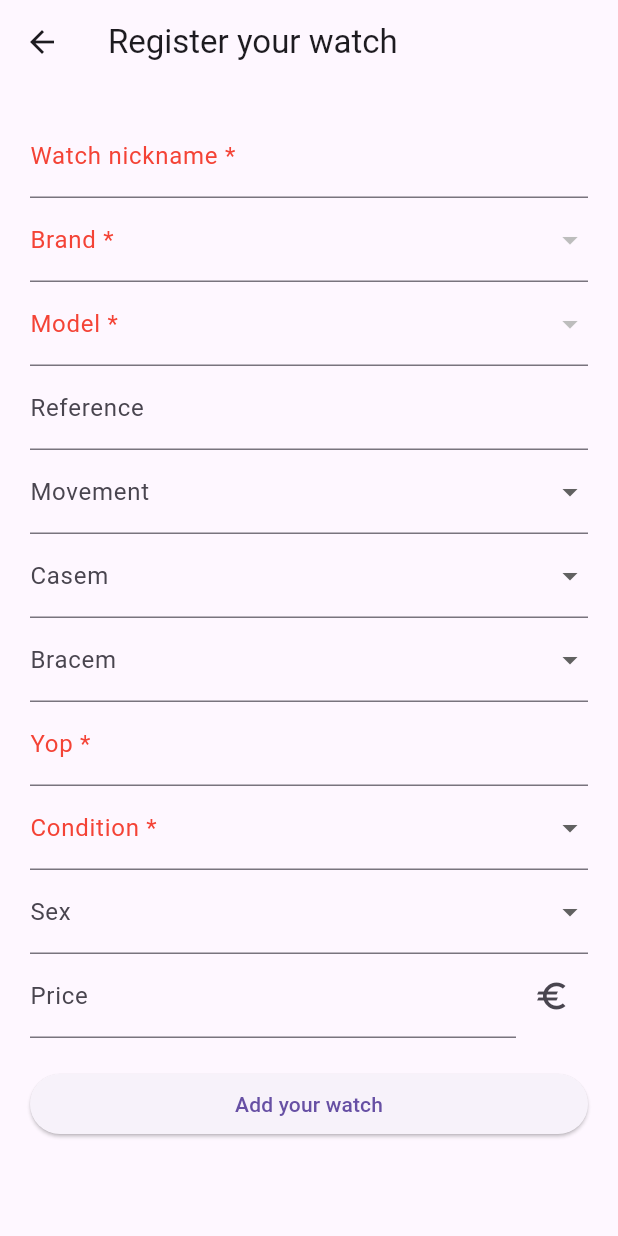
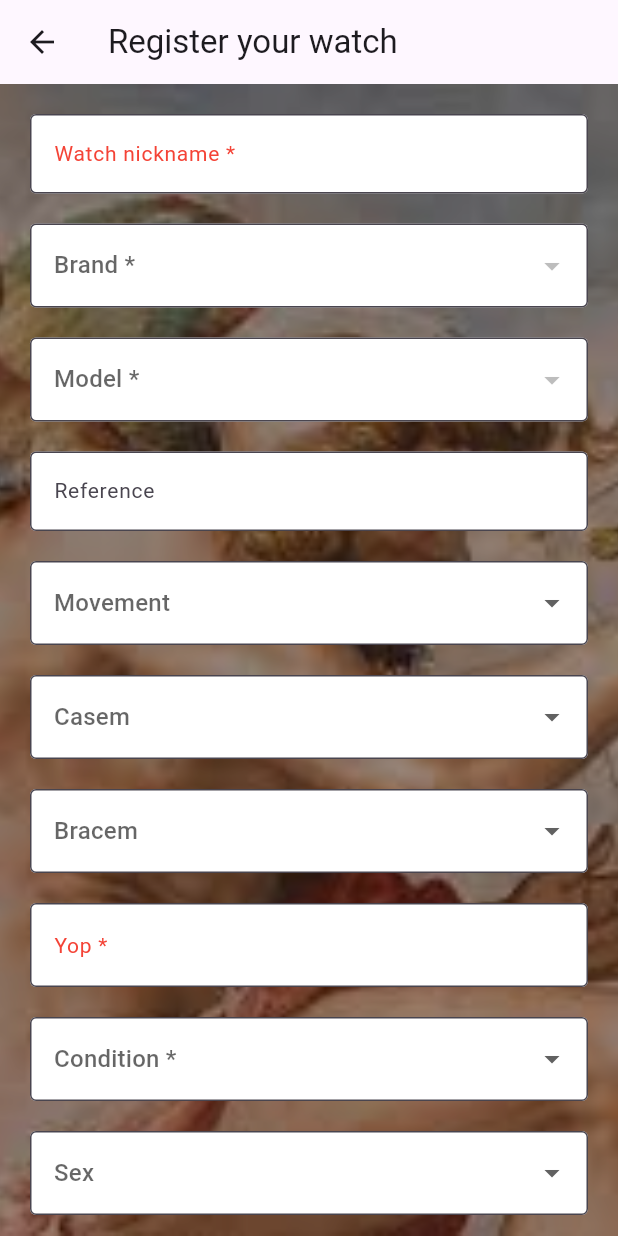
Before and after one commit to 2023-24-TFG-jul/TFG_RPU_2024, a Flutter app: the AddWatch screen opened directly with empty values, on a phone screen of 412 x 824 dp. Run offline on Flutter 3.47's test engine with Material 3 defaults, Android fonts, the phone set to English and light mode, and no system bars; our stand-ins replace cloud_firestore, csv, firebase_core; accounts and stored records are empty.

Commit message:
Depuracion y estilos

```diff
--- a/appRPU/kairos/lib/models/watch.dart
+++ b/appRPU/kairos/lib/models/watch.dart
@@ -9,10 +9,10 @@ class Watch {
   final String movement;
   final String casem;
   final String bracem;
-  final String yop; // Year of production
+  final int yop; // Year of production
   final String condition;
   final String sex;
-  final String price;
+  final int price;
   final String saleStatus; // State of sale of the watch according to the auction
 
   Watch({
@@ -43,10 +43,10 @@ class Watch {
       movement: data['movement'] ?? '',
       casem: data['casem'] ?? '',
       bracem: data['bracem'] ?? '',
-      yop: data['yop'] ?? '',
+      yop: data['yop'] ?? 1900,
       condition: data['condition'] ?? '',
       sex: data['sex'] ?? '',
-      price: data['price'] ?? '',
+      price: data['price'] ?? 0,
       saleStatus: data['saleStatus'] ?? '',
     );
   }
@@ -145,7 +145,7 @@ class WatchRepository {
 
   // Update watch information
   Future<void> updateWatch(
-      String watchNickName, String newCondition, String newPrice) async {
+      String watchNickName, String newCondition, int newPrice) async {
     QuerySnapshot querySnapshot = await _db
         .collection('watches')
         .where('watchNickName', isEqualTo: watchNickName)
--- a/appRPU/kairos/lib/settings/csv_settings.dart
+++ b/appRPU/kairos/lib/settings/csv_settings.dart
@@ -8,7 +8,7 @@ class CsvService {
       List<List<dynamic>> csvTable = const CsvToListConverter().convert(rawData);
 
       List<Map<String, String>> data = [];
-      for (var row in csvTable.skip(1)) { // Saltar la fila de encabezado
+      for (var row in csvTable.skip(1)) { // disregard the first row
         if (row.length >= 2) {
           data.add({
             'brand': row[0].toString(),
--- a/appRPU/kairos/lib/views/add_auction.dart
+++ b/appRPU/kairos/lib/views/add_auction.dart
@@ -46,7 +46,7 @@ class _AddAuctionState extends State<AddAuction> {
               },
             ),
             const SizedBox(height: 20.0),
-                        TextField(
+            TextField(
               decoration: const InputDecoration(labelText: 'Maximum price'),
               keyboardType: TextInputType.number,
               onChanged: (value) {
--- a/appRPU/kairos/lib/views/add_watch.dart
+++ b/appRPU/kairos/lib/views/add_watch.dart
@@ -12,10 +12,12 @@ class AddWatch extends StatefulWidget {
 }
 
 class _AddWatchState extends State<AddWatch> {
-  final TextEditingController _watchNickNameController = TextEditingController();
+  final TextEditingController _watchNickNameController =
+      TextEditingController();
   final TextEditingController _referenceController = TextEditingController();
-  final TextEditingController _yopController = TextEditingController();
-  final TextEditingController _priceController = TextEditingController();
+
+  late int _yopController = 1900;
+  late int _priceController = 0;
 
   final WatchRepository _watchRepository = WatchRepository();
   final CsvService _csvService = CsvService();
@@ -26,12 +28,59 @@ class _AddWatchState extends State<AddWatch> {
   List<String> _models = [];
 
   final List<String> _mvmt = ['Automatic', 'Manual Winding'];
-  final List<String> _casem = ['Aluminium', 'Bronze', 'Carbon', 'Ceramic', 'Gold/Steel', 'Palladium', 'Plastic', 'Platinum',
-                               'Red gold', 'Rose gold', 'Silver', 'Steel', 'Tantalum', 'Titanium', 'Tungsten', 'White gold', 'Yellow gold'];
-  final List<String> _bracem = ['Aluminium', 'Calf skin', 'Ceramic', 'Cocodrile skin', 'Gold/Steel', 'Leather', 'Lizard skin', 'Ostrich skin',
-                                'Plastic', 'Platinum', 'Red gold', 'Rose gold', 'Rubber', 'Satin', 'Shark skin', 'Silicon', 'Silver',
-                                'Snake skin', 'Steel', 'Textile', 'Titanium', 'White gold', 'Yellow gold'];
-  final List<String> _condition = ['Fair', 'Good', 'Incomplete', 'New', 'Poor', 'Unworn', 'Very good'];
+  final List<String> _casem = [
+    'Aluminium',
+    'Bronze',
+    'Carbon',
+    'Ceramic',
+    'Gold/Steel',
+    'Palladium',
+    'Plastic',
+    'Platinum',
+    'Red gold',
+    'Rose gold',
+    'Silver',
+    'Steel',
+    'Tantalum',
+    'Titanium',
+    'Tungsten',
+    'White gold',
+    'Yellow gold'
+  ];
+  final List<String> _bracem = [
+    'Aluminium',
+    'Calf skin',
+    'Ceramic',
+    'Cocodrile skin',
+    'Gold/Steel',
+    'Leather',
+    'Lizard skin',
+    'Ostrich skin',
+    'Plastic',
+    'Platinum',
+    'Red gold',
+    'Rose gold',
+    'Rubber',
+    'Satin',
+    'Shark skin',
+    'Silicon',
+    'Silver',
+    'Snake skin',
+    'Steel',
+    'Textile',
+    'Titanium',
+    'White gold',
+    'Yellow gold'
+  ];
+  final List<String> _condition = [
+    'Fair',
+    'Good',
+    'Incomplete',
+    'New',
+    'Poor',
+    'Unworn',
+    'Very good'
+  ];
   final List<String> _sex = ["Men's watch/Unisex", "Women's watch"];
 
   String? _selectedBrand;
@@ -48,8 +97,10 @@ class _AddWatchState extends State<AddWatch> {
     _loadCsvData();
   }
 
+  // Load the database information to perform the dropowns.
   void _loadCsvData() async {
-    List<Map<String, String>> data = await _csvService.loadCsvData('assets/database_watches.csv');
+    List<Map<String, String>> data =
+        await _csvService.loadCsvData('assets/database_watches.csv');
     setState(() {
       _csvData = data;
       _brands = data.map((e) => e['brand']!).toSet().toList();
@@ -58,22 +109,46 @@ class _AddWatchState extends State<AddWatch> {
 
   @override
   Widget build(BuildContext context) {
+    final bool isLargeScreen = MediaQuery.of(context).size.width > 600;
+
     return Scaffold(
       appBar: AppBar(
         title: const Text('Register your watch'),
       ),
-      body: SingleChildScrollView(
+      body: Stack(
+        fit: StackFit.expand,
+        children: [
+          Image.asset(
+            'assets/kairos_wallpaper.png',
+            fit: BoxFit.cover,
+          ),
+          Container(
+            color: Colors.black.withOpacity(0.4),
+          ),
+          Center(
+            child: SingleChildScrollView(
               padding: const EdgeInsets.all(20.0),
+              child: ConstrainedBox(
+                constraints: BoxConstraints(
+                  maxWidth:
+                      MediaQuery.of(context).size.width > 600 ? 500.0 : 400.0,
+                ),
                 child: Column(
-          crossAxisAlignment: CrossAxisAlignment.stretch,
+                crossAxisAlignment: CrossAxisAlignment.center,
                 children: [
                   TextField(
                     controller: _watchNickNameController,
-              decoration: const InputDecoration(
-                labelText: 'Watch nickname *',
-                labelStyle: TextStyle(color: Colors.red),
+                    style: TextStyle(fontSize: isLargeScreen ? 18.0 : 14.0),
+                    decoration: InputDecoration(
+                      hintText: 'Watch nickname *',
+                      hintStyle: TextStyle(
+                          color: Colors.red, fontSize: isLargeScreen ? 18.0 : 14.0),
+                      fillColor: Colors.white,
+                      filled: true,
+                      border: const OutlineInputBorder(),
                     ),
                   ),
+                  const SizedBox(height: 20.0),
                   DropdownButtonFormField<String>(
                     value: _selectedBrand,
                     items: _brands.map((String value) {
@@ -89,11 +164,16 @@ class _AddWatchState extends State<AddWatch> {
                         _selectedModel = null;
                       });
                     },
-              decoration: const InputDecoration(
-                labelText: 'Brand *',
-                labelStyle: TextStyle(color: Colors.red),
+                    decoration: InputDecoration(
+                      hintText: 'Brand *',
+                      hintStyle: TextStyle(
+                          color: Colors.red, fontSize: isLargeScreen ? 18.0 : 14.0),
+                      fillColor: Colors.white,
+                      filled: true,
+                      border: const OutlineInputBorder(),
                     ),
                   ),
+                  const SizedBox(height: 20.0),
                   DropdownButtonFormField<String>(
                     value: _selectedModel,
                     items: _models.map((String value) {
@@ -107,15 +187,28 @@ class _AddWatchState extends State<AddWatch> {
                         _selectedModel = newValue;
                       });
                     },
-              decoration: const InputDecoration(
-                labelText: 'Model *',
-                labelStyle: TextStyle(color: Colors.red),
+                    decoration: InputDecoration(
+                      hintText: 'Model *',
+                      hintStyle: TextStyle(
+                          color: Colors.red, fontSize: isLargeScreen ? 18.0 : 14.0),
+                      fillColor: Colors.white,
+                      filled: true,
+                      border: const OutlineInputBorder(),
                     ),
                   ),
+                  const SizedBox(height: 20.0),
                   TextField(
                     controller: _referenceController,
-              decoration: const InputDecoration(labelText: 'Reference'),
+                    style: TextStyle(fontSize: isLargeScreen ? 18.0 : 14.0),
+                    decoration: InputDecoration(
+                      hintText: 'Reference',
+                      hintStyle: TextStyle(fontSize: isLargeScreen ? 18.0 : 14.0),
+                      fillColor: Colors.white,
+                      filled: true,
+                      border: const OutlineInputBorder(),
                     ),
+                  ),
+                  const SizedBox(height: 20.0),
                   DropdownButtonFormField<String>(
                     value: _selectedMvmt,
                     items: _mvmt.map((String value) {
@@ -129,10 +222,15 @@ class _AddWatchState extends State<AddWatch> {
                         _selectedMvmt = newValue;
                       });
                     },
-              decoration: const InputDecoration(
-                labelText: 'Movement',
+                    decoration: InputDecoration(
+                      hintText: 'Movement',
+                      hintStyle: TextStyle(fontSize: isLargeScreen ? 18.0 : 14.0),
+                      fillColor: Colors.white,
+                      filled: true,
+                      border: const OutlineInputBorder(),
                     ),
                   ),
+                  const SizedBox(height: 20.0),
                   DropdownButtonFormField<String>(
                     value: _selectedCasem,
                     items: _casem.map((String value) {
@@ -146,10 +244,15 @@ class _AddWatchState extends State<AddWatch> {
                         _selectedCasem = newValue;
                       });
                     },
-              decoration: const InputDecoration(
-                labelText: 'Casem',
+                    decoration: InputDecoration(
+                      hintText: 'Casem',
+                      hintStyle: TextStyle(fontSize: isLargeScreen ? 18.0 : 14.0),
+                      fillColor: Colors.white,
+                      filled: true,
+                      border: const OutlineInputBorder(),
                     ),
                   ),
+                  const SizedBox(height: 20.0),
                   DropdownButtonFormField<String>(
                     value: _selectedBracem,
                     items: _bracem.map((String value) {
@@ -163,17 +266,30 @@ class _AddWatchState extends State<AddWatch> {
                         _selectedBracem = newValue;
                       });
                     },
-              decoration: const InputDecoration(
-                labelText: 'Bracem',
+                    decoration: InputDecoration(
+                      hintText: 'Bracem',
+                      hintStyle: TextStyle(fontSize: isLargeScreen ? 18.0 : 14.0),
+                      fillColor: Colors.white,
+                      filled: true,
+                      border: const OutlineInputBorder(),
                     ),
                   ),
+                  const SizedBox(height: 20.0),
                   TextField(
-              controller: _yopController,
-              decoration: const InputDecoration(
-                labelText: 'Yop *',
-                labelStyle: TextStyle(color: Colors.red),
+                    decoration: InputDecoration(
+                      hintText: 'Yop *',
+                      hintStyle: TextStyle(
+                          color: Colors.red, fontSize: isLargeScreen ? 18.0 : 14.0),
+                      fillColor: Colors.white,
+                      filled: true,
+                      border: const OutlineInputBorder(),
                     ),
+                    keyboardType: TextInputType.number,
+                    onChanged: (value) {
+                      _yopController = int.tryParse(value) ?? 0;
+                    },
                   ),
+                  const SizedBox(height: 20.0),
                   DropdownButtonFormField<String>(
                     value: _selectedCondition,
                     items: _condition.map((String value) {
@@ -187,11 +303,16 @@ class _AddWatchState extends State<AddWatch> {
                         _selectedCondition = newValue;
                       });
                     },
-              decoration: const InputDecoration(
-                labelText: 'Condition *',
-                labelStyle: TextStyle(color: Colors.red),
+                    decoration: InputDecoration(
+                      hintText: 'Condition *',
+                      hintStyle: TextStyle(
+                          color: Colors.red, fontSize: isLargeScreen ? 18.0 : 14.0),
+                      fillColor: Colors.white,
+                      filled: true,
+                      border: const OutlineInputBorder(),
                     ),
                   ),
+                  const SizedBox(height: 20.0),
                   DropdownButtonFormField<String>(
                     value: _selectedSex,
                     items: _sex.map((String value) {
@@ -205,37 +326,58 @@ class _AddWatchState extends State<AddWatch> {
                         _selectedSex = newValue;
                       });
                     },
-              decoration: const InputDecoration(
-                labelText: 'Sex',
+                    decoration: InputDecoration(
+                      hintText: 'Sex',
+                      hintStyle: TextStyle(fontSize: isLargeScreen ? 18.0 : 14.0),
+                      fillColor: Colors.white,
+                      filled: true,
+                      border: const OutlineInputBorder(),
                     ),
                   ),
+                  const SizedBox(height: 20.0),
                   Row(
                     children: [
                       Expanded(
                         child: TextField(
-                    controller: _priceController,
-                    decoration: const InputDecoration(labelText: 'Price'),
+                          decoration: InputDecoration(
+                            hintText: 'Price',
+                            hintStyle: TextStyle(fontSize: isLargeScreen ? 18.0 : 14.0),
+                            fillColor: Colors.white,
+                            filled: true,
+                            border: const OutlineInputBorder(),
+                          ),
+                          keyboardType: TextInputType.number,
+                          onChanged: (value) {
+                            _priceController = int.tryParse(value) ?? 0;
+                          },
                         ),
                       ),
                       IconButton(
                         icon: const Icon(Icons.euro),
                         onPressed: () {
-                    // calculo prediccion
+                          // predict price
                         },
+                        color: Colors.white,
                       ),
                     ],
                   ),
                   const SizedBox(height: 20.0),
                   ElevatedButton(
                     onPressed: _addWatch,
-              child: const Text('Add your watch'),
+                    child: Text('Add your watch',
+                        style: TextStyle(fontSize: isLargeScreen ? 18.0 : 14.0)),
                   ),
                 ],
               ),
               ),
+            ),
+          ),
+        ],
+      ),
     );
   }
 
+  // Returns the models associated to a brand according to the database
   List<String> _getModelsForBrand(String? brand) {
     if (brand == null) return [];
     return _csvData
@@ -253,25 +395,27 @@ class _AddWatchState extends State<AddWatch> {
     String movement = _selectedMvmt ?? '';
     String casem = _selectedCasem ?? '';
     String bracem = _selectedBracem ?? '';
-    String yop = _yopController.text;
     String condition = _selectedCondition ?? '';
     String sex = _selectedSex ?? '';
-    String price = _priceController.text;
+    int price = _priceController;
+    int yop = _yopController;
 
-    final yopRegex = RegExp(r'(\d+)');
-    final priceRegex = RegExp(r'^\d+(\.\d+)?$');
-
-    if (!yopRegex.hasMatch(yop) || int.parse(yop) > DateTime.now().year) {
-      _showDialog('Invalid yop', 'Please enter a year between zero and the actual year.');
+    if (yop > DateTime.now().year) {
+      _showDialog('Invalid yop',
+          'Please enter a year between zero and the actual year.');
       return;
     }
 
-    if (!priceRegex.hasMatch(price)) {
-      _showDialog('Invalid price', 'Please enter an integer and positive price.');
+    if (price < 0) {
+      _showDialog(
+          'Invalid price', 'Please enter an integer and positive price.');
       return;
     }
 
-    if (brand.isEmpty || model.isEmpty || yop.isEmpty || condition.isEmpty || watchNickName.isEmpty) {
+    if (brand.isEmpty ||
+        model.isEmpty ||
+        condition.isEmpty ||
+        watchNickName.isEmpty) {
       _showDialog('Missing fields', 'Please complete all fields.');
       return;
     }
@@ -283,8 +427,10 @@ class _AddWatchState extends State<AddWatch> {
       return;
     }
 
-    if (brand == 'null' || model == 'null' || condition == 'null') { // control para no inyectar null
-      _showDialog('Invalid fields', 'The fields brand, model and condition cannot be null.');
+    if (brand == 'null' || model == 'null' || condition == 'null') {
+      // control para no inyectar null
+      _showDialog('Invalid fields',
+          'The fields brand, model and condition cannot be null.');
       return;
     }
 
--- a/appRPU/kairos/lib/views/update_watch.dart
+++ b/appRPU/kairos/lib/views/update_watch.dart
@@ -13,7 +13,8 @@ class UpdateWatch extends StatefulWidget {
 
 class _UpdateWatchState extends State<UpdateWatch> {
   final TextEditingController _conditionController = TextEditingController();
-  final TextEditingController _priceController = TextEditingController();
+
+  late int _priceController;
 
   final WatchRepository _watchRepository = WatchRepository();
 
@@ -32,7 +33,7 @@ class _UpdateWatchState extends State<UpdateWatch> {
       Watch watch = await _watchRepository.getWatchByNickname(widget.watchNickName);
       setState(() {
         _conditionController.text = watch.condition;
-        _priceController.text = watch.price;
+        _priceController = watch.price;
       });
     } catch (e) {
       _showDialog('Error', 'Error loading watch data: $e');
@@ -41,6 +42,9 @@ class _UpdateWatchState extends State<UpdateWatch> {
 
   @override
   Widget build(BuildContext context) {
+
+    final bool isLargeScreen = MediaQuery.of(context).size.width > 600;
+
     return Scaffold(
       appBar: AppBar(
         title: const Text('Update Your Watch Data'),
@@ -73,8 +77,17 @@ class _UpdateWatchState extends State<UpdateWatch> {
               children: [
                 Expanded(
                   child: TextField(
-                    controller: _priceController,
-                    decoration: const InputDecoration(labelText: 'New price'),
+                    decoration: InputDecoration(
+                      hintText: 'Price *',
+                      hintStyle: TextStyle(color: Colors.red, fontSize: isLargeScreen ? 18.0 : 14.0),
+                      fillColor: Colors.white,
+                      filled: true,
+                      border: const OutlineInputBorder(),
+                    ),
+                    keyboardType: TextInputType.number,
+                    onChanged: (value) {
+                      _priceController = int.tryParse(value) ?? 0;
+                    },
                   ),
                 ),
                 IconButton(
@@ -98,9 +111,7 @@ class _UpdateWatchState extends State<UpdateWatch> {
 
   void _updateWatch() async {
     String newCondition = _selectedCondition ?? '';
-    String newPrice = _priceController.text;
-
-    final priceRegex = RegExp(r'^\d+(\.\d+)?$');
+    int newPrice = _priceController;
 
     if (newCondition.isEmpty) {
       _showDialog('Missing fields', 'Please complete "New condition" fields.');
@@ -112,7 +123,7 @@ class _UpdateWatchState extends State<UpdateWatch> {
       return;
     }
 
-    if (!priceRegex.hasMatch(newPrice)) {
+    if (newPrice < 0) {
       _showDialog('Invalid price', 'Please enter an integer and positive price.');
       return;
     }
--- a/appRPU/kairos/lib/views/view_watches.dart
+++ b/appRPU/kairos/lib/views/view_watches.dart
@@ -100,10 +100,10 @@ class _ViewWatchesState extends State<ViewWatches> {
                     DataCell(Text(watch.watchNickName)),
                     DataCell(Text(watch.brand)),
                     DataCell(Text(watch.model)),
-                    DataCell(Text(watch.yop)),
+                    DataCell(Text(watch.yop.toString())),
                     DataCell(Text(watch.condition)),
                     DataCell(Text(watch.sex)),
-                    DataCell(Text(watch.price)),
+                    DataCell(Text(watch.price.toString())),
                     DataCell(Text(watch.saleStatus)),
                     DataCell(
                       Row(
```
Lines whose indentation alone changed are shown as unchanged.
